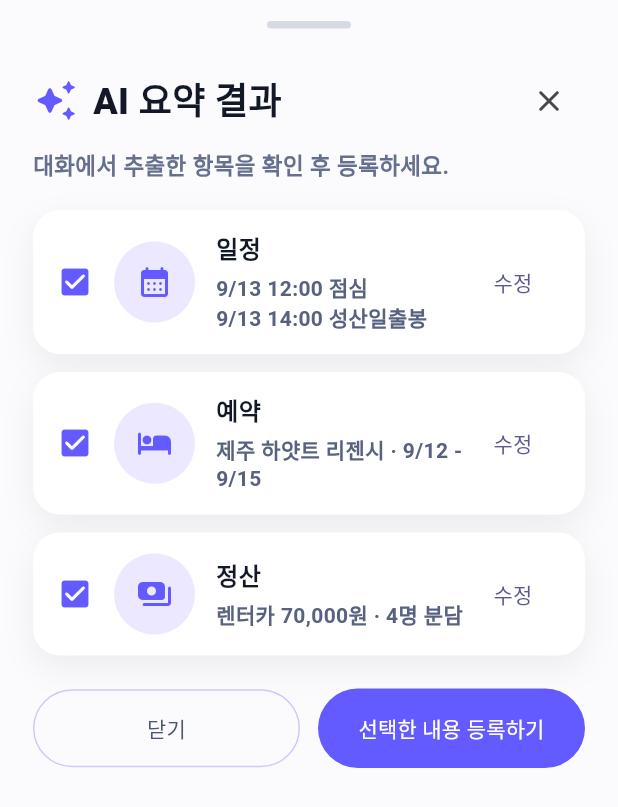
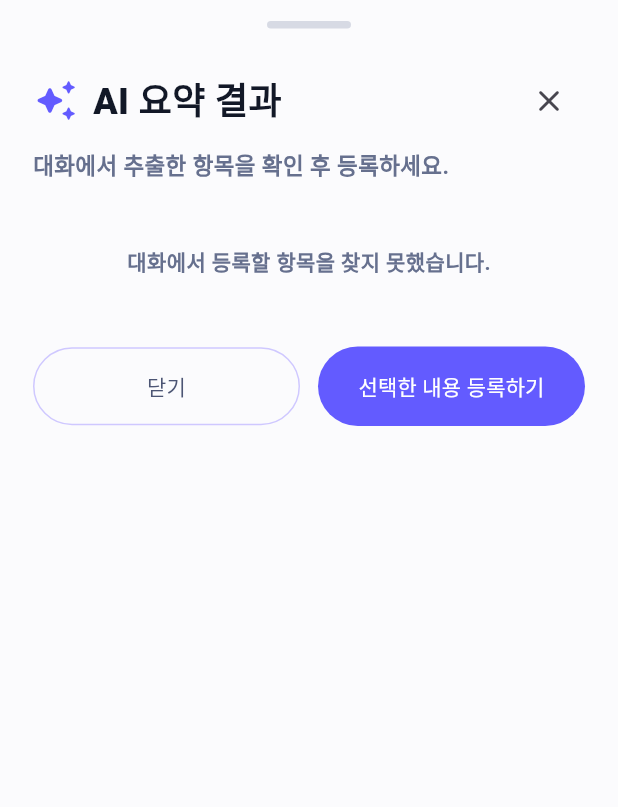
Before and after one commit to ZZUnnx/TripMate, a Flutter app: the _AiSummarySheet widget shown alone on an empty page, opened directly with empty values, on a phone screen of 412 x 824 dp. Shown: the top 807 px of the screen. Run offline on Flutter 3.47's test engine with Material 3 defaults, Android fonts, the phone set to English and light mode, and no system bars; our stand-ins replace shared_preferences, table_calendar; accounts and stored records are empty; network calls fail.

Commit message:
AI 요약 결과 동적 표시

```diff
--- a/frontend/lib/screens/chat/chat_detail_screen.dart
+++ b/frontend/lib/screens/chat/chat_detail_screen.dart
@@ -993,6 +993,15 @@ class _AiSummarySheet extends StatelessWidget {
 
   @override
   Widget build(BuildContext context) {
+    final schedules =
+        items.where((item) => item['type'] == 'SCHEDULE').toList();
+
+    final reservations =
+        items.where((item) => item['type'] == 'RESERVATION').toList();
+
+     final settlements =
+        items.where((item) => item['type'] == 'SETTLEMENT').toList();
+
     return SafeArea(
       child: Padding(
         padding: context.insetsFromLTRB(22, 14, 22, 24),
@@ -1045,23 +1054,49 @@ class _AiSummarySheet extends StatelessWidget {
               ),
             ),
             const ResponsiveGap(height: 18),
-            const _SummaryItem(
+
+            if (schedules.isNotEmpty)
+              _SummaryItem(
                 icon: Icons.calendar_month_rounded,
                 title: '일정',
-              content: '9/13 12:00 점심\n9/13 14:00 성산일출봉',
+                content: _buildScheduleContent(schedules),
               ),
+
+            if (schedules.isNotEmpty && reservations.isNotEmpty)
               const ResponsiveGap(height: 12),
-            const _SummaryItem(
+
+            if (reservations.isNotEmpty)
+              _SummaryItem(
                 icon: Icons.hotel_rounded,
                 title: '예약',
-              content: '제주 하얏트 리젠시 · 9/12 - 9/15',
+                content: _buildReservationContent(reservations),
               ),
+            if ((schedules.isNotEmpty || reservations.isNotEmpty) &&
+                settlements.isNotEmpty)
               const ResponsiveGap(height: 12),
-            const _SummaryItem(
+
+            if (settlements.isNotEmpty)
+             _SummaryItem(
                 icon: Icons.payments_rounded,
                 title: '정산',
-              content: '렌터카 70,000원 · 4명 분담',
+                content: _buildSettlementContent(settlements),
                 ),
+
+            if (items.isEmpty)
+              Center(
+                child: Padding(
+                  padding: context.symmetricInsets(vertical: 24),
+                  child: Text(
+                    '대화에서 등록할 항목을 찾지 못했습니다.',
+                    style: TextStyle(
+                      color: const Color(0xFF66708E),
+                      fontSize: context.rs(14),
+                      fontWeight: FontWeight.w700,
+                    ),
+                  ),
+                ),
+              ),
+
             const ResponsiveGap(height: 22),
             Row(
               children: [
@@ -1093,6 +1128,93 @@ class _AiSummarySheet extends StatelessWidget {
           ],
         ),
       ),
+    );
+  }
+  String _buildScheduleContent(List<dynamic> schedules) {
+    return schedules.map((item) {
+      final date = _formatDate(item['date']);
+      final time = item['time']?.toString();
+      final title = item['title']?.toString() ?? '일정';
+
+      final parts = <String>[];
+
+       if (date != null) {
+        parts.add(date);
+       }
+
+       if (time != null && time.isNotEmpty) {
+        parts.add(time);
+       }
+
+       parts.add(title);
+
+       return parts.join(' ');
+    }).join('\n');
+  }
+
+  String _buildReservationContent(List<dynamic> reservations) {
+    return reservations.map((item) {
+      final title = item['title']?.toString() ?? '예약';
+
+      final startDate = _formatDate(item['date']);
+      final endDate = _formatDate(item['endDate']);
+
+      if (startDate != null && endDate != null) {
+        return '$title · $startDate - $endDate';
+      }
+      if (startDate != null) {
+        return '$title · $startDate';
+      }
+
+      return title;
+    }).join('\n');
+  }
+
+  String _buildSettlementContent(List<dynamic> settlements) {
+    return settlements.map((item) {
+      final title = item['title']?.toString() ?? '정산';
+
+      final amount = item['amount'];
+      final peopleCount = item['peopleCount'];
+
+      final parts = <String>[title];
+
+      if (amount != null) {
+        parts.add('${_formatAmount(amount)}원');
+      }
+
+      if (peopleCount != null) {
+        parts.add('$peopleCount명 분담');
+      }
+
+      return parts.join(' · ');
+    }).join('\n');
+  }
+
+  String? _formatDate(dynamic value) {
+    if (value == null) {
+      return null;
+    }
+
+    final date = DateTime.tryParse(value.toString());
+
+    if (date == null) {
+      return value.toString();
+    }
+
+    return '${date.month}/${date.day}';
+  }
+
+  String _formatAmount(dynamic value) {
+    final number = int.tryParse(value.toString());
+
+    if (number == null) {
+      return value.toString();
+    }
+
+    return number.toString().replaceAllMapped(
+      RegExp(r'\B(?=(\d{3})+(?!\d))'),
+      (match) => ',',
     );
   }
 }
```
Lines whose indentation alone changed are shown as unchanged.
